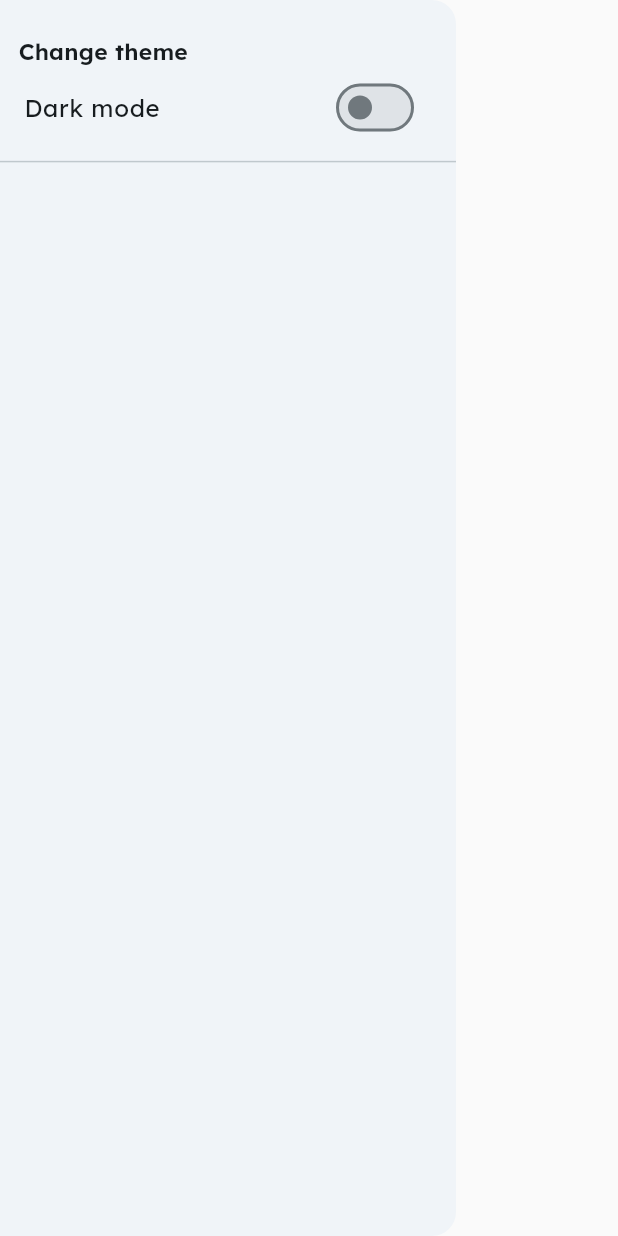
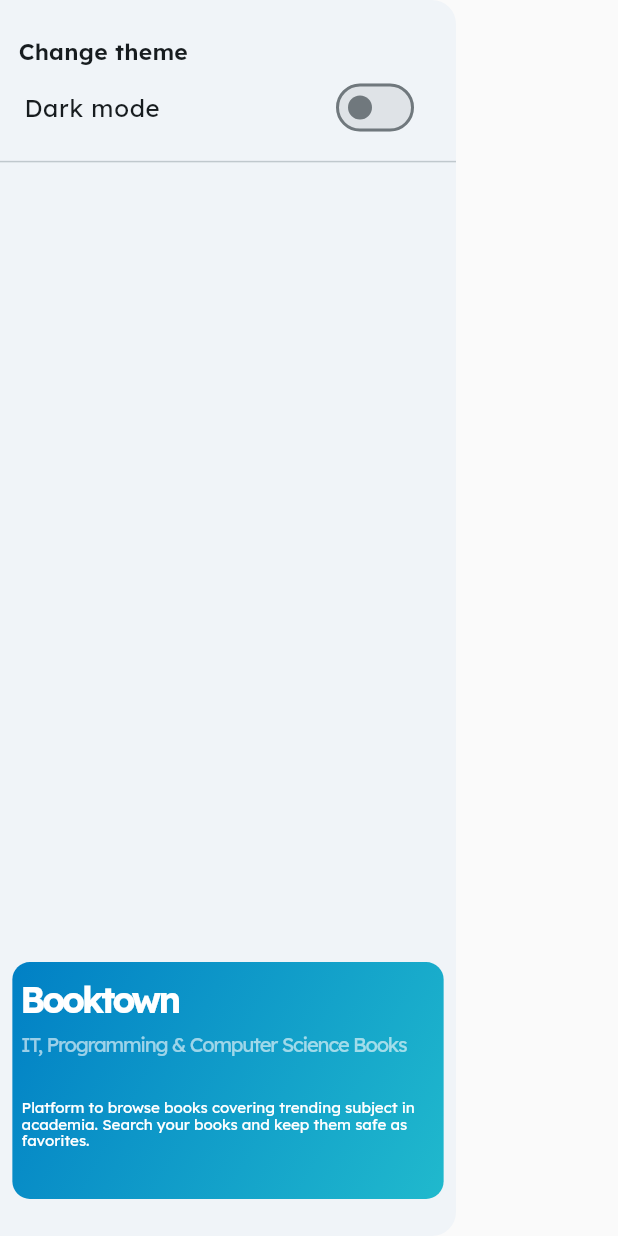
Before and after one commit to AnuradhaDev96/booktown, a Flutter app: the HomeDrawer widget shown alone on an empty page, opened directly, on a phone screen of 412 x 824 dp. Run offline on Flutter 3.47's test engine with Material 3 defaults, Android fonts, the phone set to English and light mode, and no system bars; our stand-ins replace dartz, dio, flutter_bloc, flutter_rating_bar, flutter_svg, get_it and 7 more; missing offline and left inert: rect_getter; accounts and stored records are empty; network calls fail.

```diff
--- a/lib/src/ui/pages/home/home_drawer.dart
+++ b/lib/src/ui/pages/home/home_drawer.dart
@@ -3,6 +3,7 @@ import 'package:get_it/get_it.dart';
 import 'package:responsive_sizer/responsive_sizer.dart';
 
 import '../../../bloc/cubits/toggle_theme_bloc.dart';
+import '../../../config/app_colors.dart';
 
 class HomeDrawer extends StatelessWidget {
   const HomeDrawer({super.key});
@@ -13,6 +14,9 @@ class HomeDrawer extends StatelessWidget {
       child: SafeArea(
         bottom: false,
         child: Column(
+          mainAxisAlignment: MainAxisAlignment.spaceBetween,
+          children: [
+            Column(
               children: [
                 Align(
                   alignment: Alignment.centerLeft,
@@ -35,7 +39,67 @@ class HomeDrawer extends StatelessWidget {
                         },
                       );
                     }),
-            const Divider()
+                const Divider(),
+              ],
+            ),
+            Row(
+              children: [
+                Expanded(
+                  child: Container(
+                    margin: EdgeInsets.only(left: 2.w, right: 2.w, bottom: 3.h),
+                    padding: EdgeInsets.symmetric(vertical: 1.h, horizontal: 1.5.w),
+                    decoration: BoxDecoration(
+                      gradient: const LinearGradient(
+                          begin: Alignment.topLeft,
+                          end: Alignment.bottomRight,
+                          colors: [AppColors.gradientBlue1, AppColors.gradientBlue2]),
+                      borderRadius: BorderRadius.circular(14.sp),
+                    ),
+                    child: Column(
+                      crossAxisAlignment: CrossAxisAlignment.start,
+                      children: [
+                        Text(
+                          "Booktown",
+                          style: TextStyle(
+                            letterSpacing: -2,
+                            color: Colors.white,
+                            fontSize: 20.sp,
+                            fontWeight: FontWeight.w700,
+                          ),
+                        ),
+                        Padding(
+                          padding: EdgeInsets.only(top: 5, bottom: 3.h),
+                          child: Text(
+                            'IT, Programming & Computer Science Books',
+                            textAlign: TextAlign.left,
+                            style: TextStyle(
+                                color: Colors.white60,
+                                fontWeight: FontWeight.w400,
+                                fontSize: 15.sp,
+                                letterSpacing: -0.8,
+                                height: 1.2),
+                          ),
+                        ),
+                        Padding(
+                          padding: EdgeInsets.only(top: 4, bottom: 3.h),
+                          child: Text(
+                            'Platform to browse books covering trending subject in academia. Search your books and keep them safe as favorites.',
+                            textAlign: TextAlign.left,
+                            style: TextStyle(
+                              color: Colors.white,
+                              fontWeight: FontWeight.w400,
+                              fontSize: 13.sp,
+                              letterSpacing: -0.03,
+                              height: 1.1,
+                            ),
+                          ),
+                        ),
+                      ],
+                    ),
+                  ),
+                ),
+              ],
+            )
           ],
         ),
       ),
```
Lines whose indentation alone changed are shown as unchanged.
